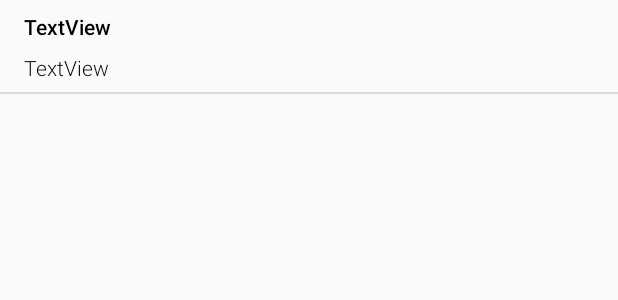
After one commit to owuor91/posts-mvvm, an Android app: the layout row_post_item.xml on its own in the app's theme, with its tools: preview values and no code run, on a phone screen of 412 x 824 dp. The commit adds this screen. Shown: the top 300 px of the screen. Run offline under Robolectric (Android 15) with nearby library versions, the phone set to English and light mode, and no system bars; network calls fail.

Commit message:
display posts

```diff
--- a/app/src/main/java/ke/co/postsmvvm/ui/MainActivity.kt
+++ b/app/src/main/java/ke/co/postsmvvm/ui/MainActivity.kt
@@ -5,10 +5,12 @@ import android.widget.Toast
 import androidx.appcompat.app.AppCompatActivity
 import androidx.lifecycle.Observer
 import androidx.lifecycle.ViewModelProvider
+import androidx.recyclerview.widget.LinearLayoutManager
 import ke.co.postsmvvm.R
 import ke.co.postsmvvm.repository.PostsRepository
 import ke.co.postsmvvm.viewmodel.PostsViewModel
 import ke.co.postsmvvm.viewmodel.PostsViewModelFactory
+import kotlinx.android.synthetic.main.activity_main.*
 
 class MainActivity : AppCompatActivity() {
     lateinit var postsViewModel: PostsViewModel
@@ -22,7 +24,11 @@ class MainActivity : AppCompatActivity() {
             ViewModelProvider(this, postsViewModelFactory).get(PostsViewModel::class.java)
         postsViewModel.getPosts()
         postsViewModel.postsLiveData.observe(this, Observer { posts ->
-            Toast.makeText(baseContext, "${posts.size} posts fetched", Toast.LENGTH_LONG).show()
+            val postsAdapter = PostsRvAdapter(posts)
+            rvPosts.apply {
+                layoutManager = LinearLayoutManager(baseContext)
+                adapter = postsAdapter
+            }
         })
 
         postsViewModel.postsFailedLiveData.observe(this, Observer { error ->
--- /dev/null
+++ b/app/src/main/java/ke/co/postsmvvm/ui/PostsRvAdapter.kt
@@ -0,0 +1,32 @@
+package ke.co.postsmvvm.ui
+
+import android.view.LayoutInflater
+import android.view.View
+import android.view.ViewGroup
+import androidx.recyclerview.widget.RecyclerView
+import ke.co.postsmvvm.R
+import ke.co.postsmvvm.models.Post
+import kotlinx.android.synthetic.main.row_post_item.view.*
+
+class PostsRvAdapter(var postsList: List<Post>) :
+    RecyclerView.Adapter<PostsRvAdapter.PostsViewHolder>() {
+
+    override fun onCreateViewHolder(parent: ViewGroup, viewType: Int): PostsViewHolder {
+        var itemview =
+            LayoutInflater.from(parent.context).inflate(R.layout.row_post_item, parent, false)
+        return PostsViewHolder(itemview)
+    }
+
+    override fun onBindViewHolder(holder: PostsViewHolder, position: Int) {
+        var post = postsList[position]
+        holder.rowView.tvTitle.text = post.title
+        holder.rowView.tvBody.text = post.body
+        holder.rowView.tvUserId.text = post.userId.toString()
+    }
+
+    override fun getItemCount(): Int {
+        return postsList.size
+    }
+
+    class PostsViewHolder(val rowView: View) : RecyclerView.ViewHolder(rowView)
+}
--- /dev/null
+++ b/app/src/main/res/layout/row_post_item.xml
@@ -0,0 +1,67 @@
+<?xml version="1.0" encoding="utf-8"?>
+<androidx.constraintlayout.widget.ConstraintLayout xmlns:android="http://schemas.android.com/apk/res/android"
+    xmlns:app="http://schemas.android.com/apk/res-auto"
+    xmlns:tools="http://schemas.android.com/tools"
+    android:layout_width="match_parent"
+    android:layout_height="wrap_content">
+
+    <TextView
+        android:id="@+id/tvTitle"
+        android:layout_width="wrap_content"
+        android:layout_height="wrap_content"
+        android:layout_marginStart="16dp"
+        android:layout_marginTop="8dp"
+        android:layout_marginEnd="16dp"
+        android:fontFamily="sans-serif-light"
+        android:textStyle="bold"
+        android:textColor="@android:color/black"
+        app:layout_constraintEnd_toEndOf="parent"
+        app:layout_constraintHorizontal_bias="0.0"
+        app:layout_constraintStart_toStartOf="parent"
+        app:layout_constraintTop_toTopOf="parent"
+        tools:text="TextView" />
+
+    <TextView
+        android:id="@+id/tvBody"
+        android:layout_width="wrap_content"
+        android:layout_height="wrap_content"
+        android:layout_marginStart="16dp"
+        android:layout_marginTop="8dp"
+        android:layout_marginEnd="16dp"
+        android:layout_marginBottom="8dp"
+        android:fontFamily="sans-serif-light"
+        android:textColor="@android:color/black"
+        app:layout_constraintBottom_toBottomOf="parent"
+        app:layout_constraintEnd_toEndOf="parent"
+        app:layout_constraintHorizontal_bias="0.0"
+        app:layout_constraintStart_toStartOf="parent"
+        app:layout_constraintTop_toBottomOf="@+id/tvTitle"
+        tools:text="TextView" />
+
+    <TextView
+        android:id="@+id/tvUserId"
+        android:layout_width="wrap_content"
+        android:layout_height="wrap_content"
+        android:layout_marginStart="16dp"
+        android:layout_marginTop="8dp"
+        android:layout_marginBottom="8dp"
+        android:fontFamily="sans-serif-light"
+        android:textColor="@android:color/black"
+        android:visibility="gone"
+        app:layout_constraintBottom_toBottomOf="parent"
+        app:layout_constraintStart_toStartOf="parent"
+        app:layout_constraintTop_toBottomOf="@+id/tvBody"
+        app:layout_constraintVertical_bias="0.0"
+        tools:text="TextView" />
+
+    <View
+        android:id="@+id/divider"
+        android:layout_width="0dp"
+        android:layout_height="1dp"
+        android:background="?android:attr/listDivider"
+        app:layout_constraintBottom_toBottomOf="parent"
+        app:layout_constraintEnd_toEndOf="parent"
+        app:layout_constraintStart_toStartOf="parent" />
+
+
+</androidx.constraintlayout.widget.ConstraintLayout>
```
